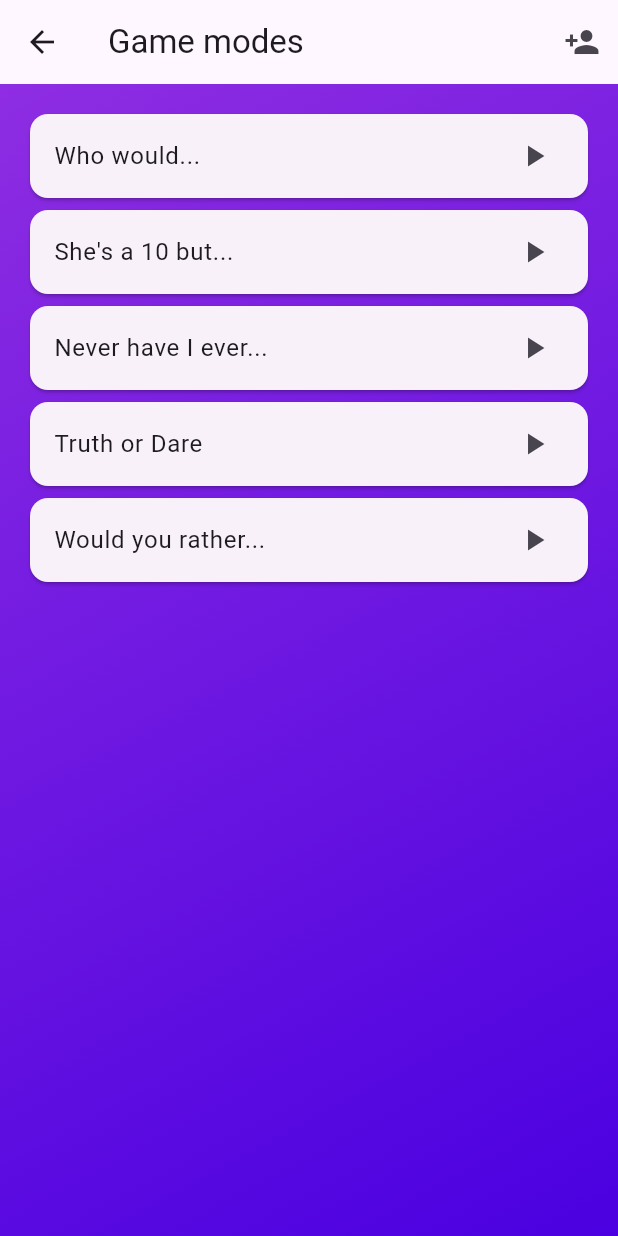
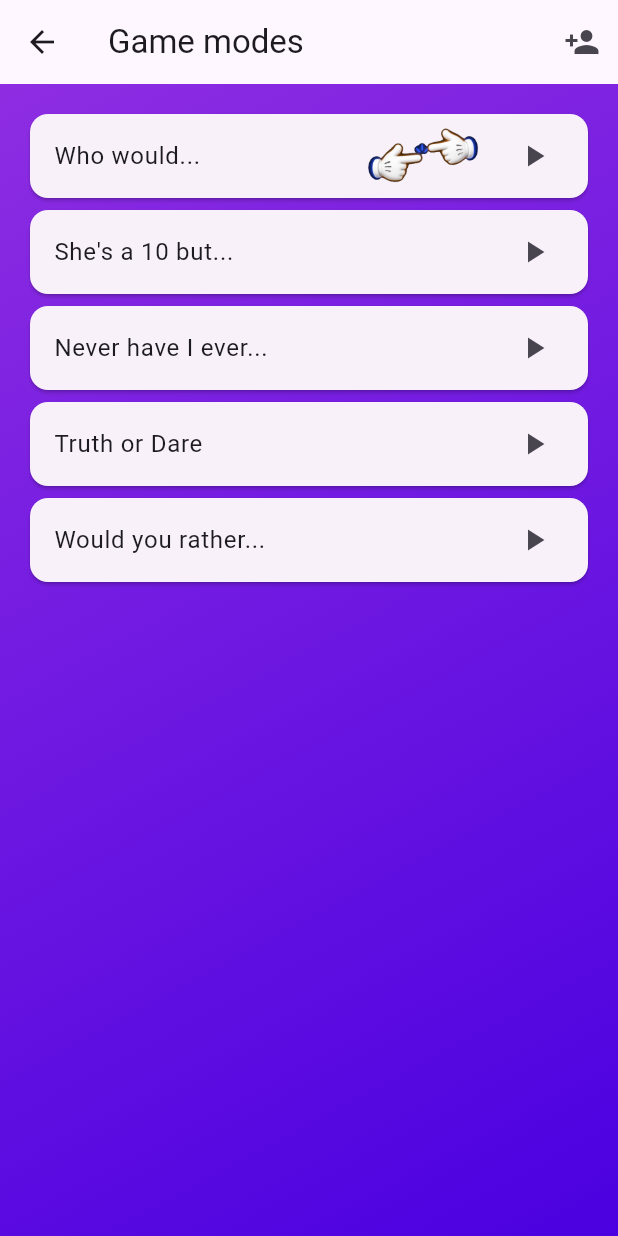
Before and after one commit to Walie-Matthieu/West-Fun, a Flutter app: the ModeSelectionScreen screen opened directly with empty values, on a phone screen of 412 x 824 dp. Run offline on Flutter 3.47's test engine with Material 3 defaults, Android fonts, the phone set to English and light mode, and no system bars; our stand-ins replace image_picker.

Commit message:
New icon for "Who would"

```diff
--- a/lib/screens/mode_selection_screen.dart
+++ b/lib/screens/mode_selection_screen.dart
@@ -36,6 +36,24 @@ class _ModeSelectionScreenState extends State<ModeSelectionScreen> {
       onChanged: () => setState(() {}),
     );
   }
+  Widget _buildModeTrailingIcon(GameMode mode) {
+    if (mode == GameMode.whoWould) {
+      return Row(
+        mainAxisSize: MainAxisSize.min,
+        children: [
+          Image.asset(
+            'assets/images/main Mickey.png',
+            width: 100,
+            height: 100, // Modifie la hauteur de l'image du mode "Who Would" dans la page de sélection du mode
+            fit: BoxFit.contain,
+          ),
+          const SizedBox(width: 12),
+          const Icon(Icons.play_arrow),
+        ],
+      );
+    }
+    return const Icon(Icons.play_arrow);
+  }
 
   @override
   Widget build(BuildContext context) {
@@ -60,7 +78,7 @@ class _ModeSelectionScreenState extends State<ModeSelectionScreen> {
               Card(
                 child: ListTile(
                   title: Text(mode.label),
-                  trailing: const Icon(Icons.play_arrow),
+                  trailing: _buildModeTrailingIcon(mode),
                   onTap: () {
                     Navigator.of(context).push(
                       MaterialPageRoute(
--- a/pubspec.yaml
+++ b/pubspec.yaml
@@ -21,6 +21,8 @@ dev_dependencies:
 
 flutter:
   uses-material-design: true
+  assets:
+    - assets/images/
   fonts:
     - family: Nunito
       fonts:
```
Also changed, not shown: assets/images/main Mickey.png (added), 1 other file.
